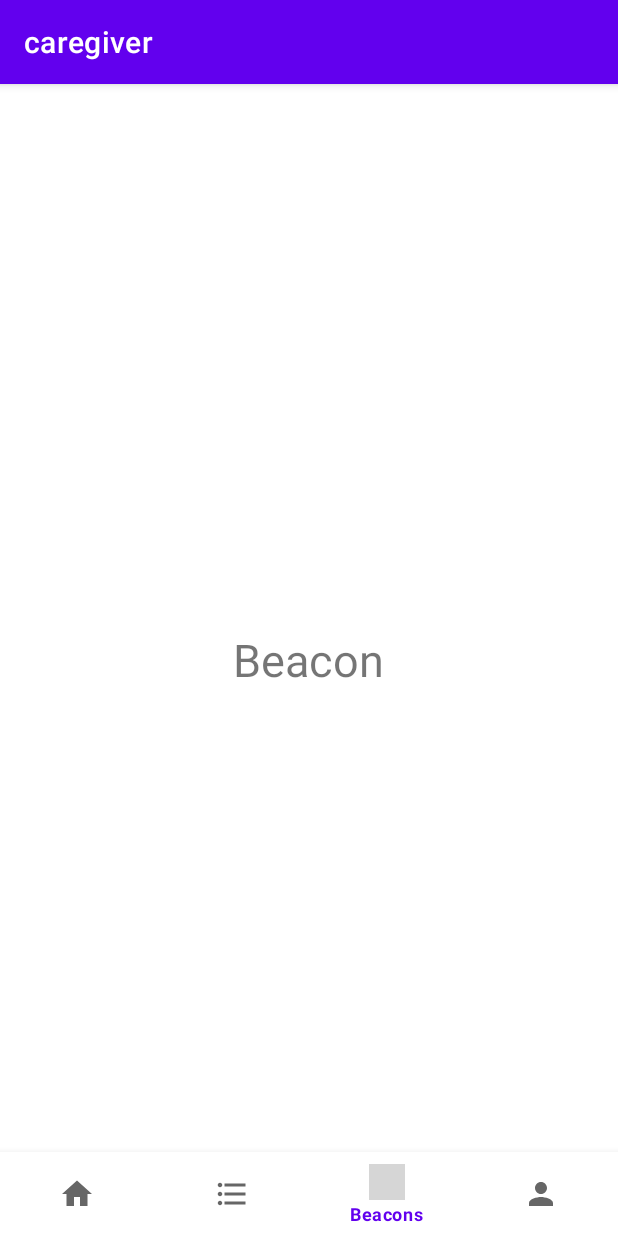
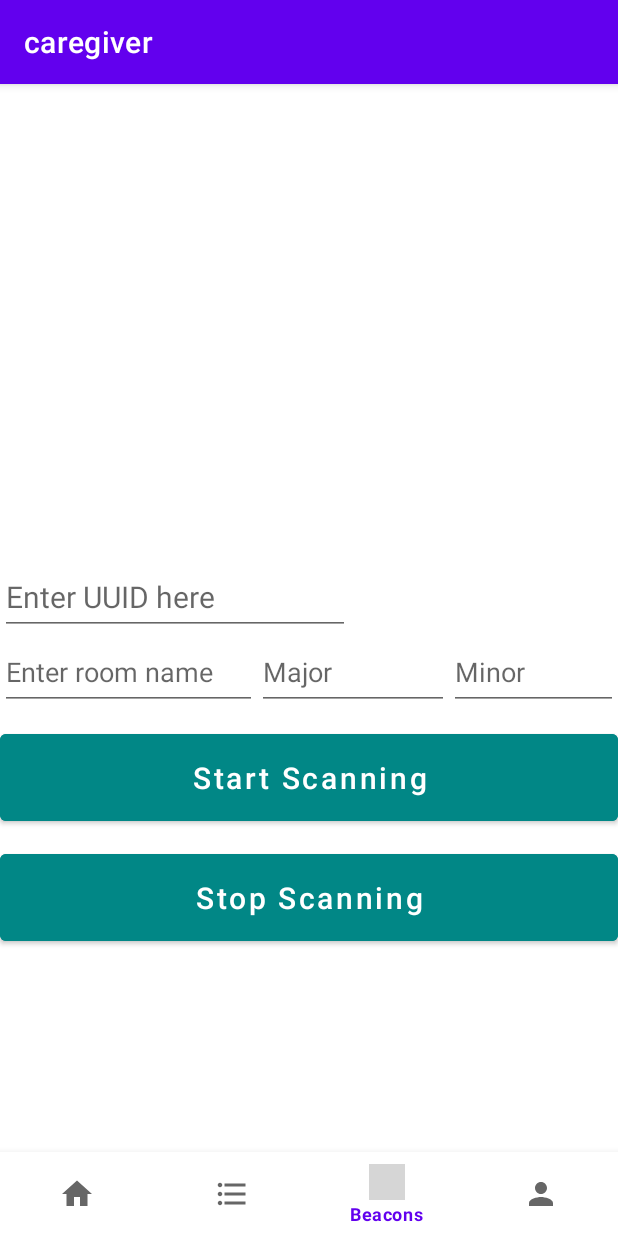
Before and after one commit to cassandrale179/ci491_project, an Android app: the screen it shows after launch (MainActivity), item 3 of the bottom bar chosen, on a phone screen of 412 x 824 dp. Run offline under Robolectric (Android 15) with nearby library versions, the phone set to English and light mode, and no system bars; our stand-ins replace Firebase (no records; nobody signed in at launch, a user with empty details on screens opened directly); libraries missing offline, so code that uses them is left out: com.kontakt.sdk; grey boxes are pictures that could not be loaded.

Commit message:
Added frontend screen for beacon fragment

```diff
--- a/app/src/main/java/com/example/caregiver/BeaconFragment.java
+++ b/app/src/main/java/com/example/caregiver/BeaconFragment.java
@@ -11,6 +11,11 @@ import android.view.ViewGroup;
 import com.kontakt.sdk.android.ble.manager.ProximityManager;
 import com.kontakt.sdk.android.ble.manager.listeners.EddystoneListener;
 import com.kontakt.sdk.android.ble.manager.listeners.IBeaconListener;
+
+/**
+ * Start Scanning button
+ *
+ */
 
 /**
  * A simple {@link Fragment} subclass.
--- a/app/src/main/java/com/example/caregiver/HomeFragment.java
+++ b/app/src/main/java/com/example/caregiver/HomeFragment.java
@@ -82,7 +82,6 @@ public class HomeFragment extends Fragment {
             mParam2 = getArguments().getString(ARG_PARAM2);
         }
 
-        getActivity().startService(new Intent(getActivity(),BeaconScanService.class));
     }
 
     @Override
--- a/app/src/main/java/com/example/caregiver/services/BeaconScanService.java
+++ b/app/src/main/java/com/example/caregiver/services/BeaconScanService.java
@@ -53,16 +53,6 @@ public class BeaconScanService extends Service {
     private Intent serviceIntent;
     private static String lastSeenRegionIdentifier = "";
     private static final HashMap<String, HashMap<String, Double>> regionRssiMap = new HashMap<String, HashMap<String, Double>>();
-    // private static final HashMap<String, Integer> rssiDataMap;
-
-    // static {
-    //     rssiDataMap = new HashMap<String, Integer>() {
-    //         {
-    //             put("sum", 0);
-    //             put("count", 0);
-    //         }
-    //     };
-    // }
 
     private long lastTimeInMillis = getTimeNow();
     private static final int thirtySecondsInMillis = 30000;
@@ -284,7 +274,7 @@ public class BeaconScanService extends Service {
 
                 Log.i("Sample", "discovering");
 
-                Log.i("Sample", "Beacon discovered " + region.getIdentifier());
+                Log.i("Sample", "Beacon discovered " + region.getIdentifier() + " beacon unique id " + ibeacon.getUniqueId());
                 Log.i("Sample", "Current time = " + getTimeNow() + " Last time = " + lastTimeInMillis + " Difference = " + (getTimeNow() - lastTimeInMillis));
 
 
--- a/app/src/main/res/layout/fragment_beacon.xml
+++ b/app/src/main/res/layout/fragment_beacon.xml
@@ -1,16 +1,82 @@
 <?xml version="1.0" encoding="utf-8"?>
-<RelativeLayout xmlns:android="http://schemas.android.com/apk/res/android"
+<LinearLayout xmlns:android="http://schemas.android.com/apk/res/android"
+    xmlns:app="http://schemas.android.com/apk/res-auto"
     xmlns:tools="http://schemas.android.com/tools"
     android:layout_width="match_parent"
     android:layout_height="match_parent"
-    tools:context=".BeaconFragment">
+    android:orientation="vertical"
+    tools:context=".BeaconFragment" >
 
-    <!-- TODO: Update blank fragment layout -->
-    <TextView
-        android:textSize="30dp"
-        android:layout_centerInParent="true"
-        android:layout_width="wrap_content"
+    <ScrollView
+        android:layout_width="match_parent"
+        android:layout_height="317dp">
+
+        <TableLayout
+            android:id="@+id/tableLayout1"
+            android:layout_width="fill_parent"
+            android:layout_height="317dp"
+            android:padding="10dip"
+            android:isScrollContainer="true">
+        </TableLayout>
+    </ScrollView>
+
+        <EditText
+            android:id="@+id/UUIDText"
+            android:layout_width="wrap_content"
+            android:layout_height="50dp"
+            android:ems="10"
+            android:hint="@string/uuid_prompt"
+            android:textSize="20dp"
+            android:inputType="textShortMessage" />
+
+    <LinearLayout
+        android:layout_width="fill_parent"
         android:layout_height="wrap_content"
-        android:text="Beacon" />
+        android:orientation="horizontal">
 
-</RelativeLayout>
+        <EditText
+            android:id="@+id/regionName"
+            android:layout_width="171dp"
+            android:layout_height="50dp"
+            android:ems="10"
+            android:inputType="textShortMessage"
+            android:hint="@string/region_prompt"/>
+
+        <EditText
+            android:id="@+id/major"
+            android:layout_width="128dp"
+            android:layout_height="50dp"
+            android:ems="10"
+            android:inputType="textShortMessage|number"
+            android:hint="@string/major_prompt"/>
+
+        <EditText
+            android:id="@+id/minor"
+            android:layout_width="match_parent"
+            android:layout_height="50dp"
+            android:ems="10"
+            android:hint="@string/minor_prompt"
+            android:inputType="textShortMessage|number" />
+    </LinearLayout>
+
+    <Button
+        android:id="@+id/start_button"
+        android:layout_width="match_parent"
+        android:layout_height="70dp"
+        android:textAllCaps="false"
+        android:layout_marginTop="10dp"
+        android:textSize="20dp"
+        android:backgroundTint="@color/teal_700"
+        android:text="Start Scanning" />
+
+    <Button
+        android:id="@+id/stop_button"
+        android:layout_width="match_parent"
+        android:layout_height="70dp"
+        android:textAllCaps="false"
+        android:layout_marginTop="10dp"
+        android:textSize="20dp"
+        android:backgroundTint="@color/teal_700"
+        android:text="Stop Scanning" />
+
+</LinearLayout>
--- a/app/src/main/res/values/strings.xml
+++ b/app/src/main/res/values/strings.xml
@@ -2,4 +2,8 @@
     <string name="app_name">caregiver</string>
     <!-- TODO: Remove or change this placeholder text -->
     <string name="hello_blank_fragment">Hello blank fragment</string>
+    <string name="uuid_prompt">Enter UUID here</string>
+    <string name="region_prompt">Enter room name</string>
+    <string name="major_prompt">Major</string>
+    <string name="minor_prompt">Minor</string>
 </resources>
```
